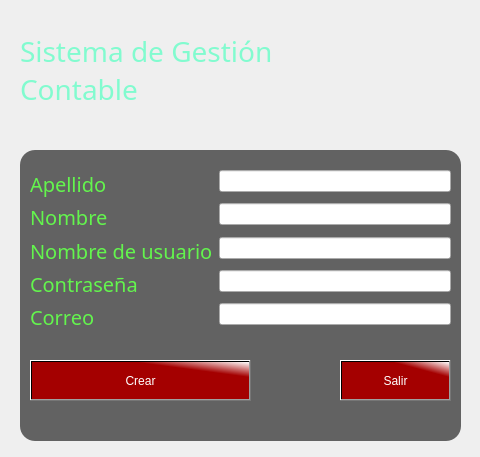
Above: ventana_crear_cuenta.ui from darkeruz/SGC_python before the change. Below: the same form after it.
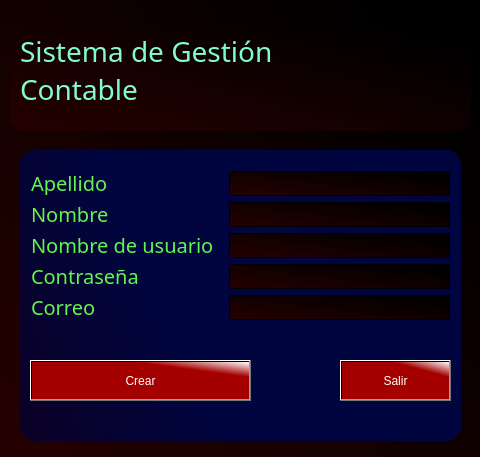
That is the form after the change. Icons and pictures are not drawn.

Commit message: cambie la imagen de fondo de los ui por un gradiente debido a que no sé por que no me tomaba el fondo a la hora de programarlo de la manera "correcta"...

The edit to the form file:
```diff
--- a/ventana_crear_cuenta.ui
+++ b/ventana_crear_cuenta.ui
@@ -31,7 +31,9 @@
   </property>
   <property name="styleSheet">
    <string notr="true">QWidget{
-	background-image: url(:/images/images/backgroundDarkRed.jpg);
+	background: qlineargradient(spread:pad, x1:0, y1:1, x2:0.946, y2:0.159, stop:0 rgba(37, 1, 0, 255), stop:1 rgba(0, 0, 0, 255));
+
+/*rgb(46, 52, 54)*/
 
 }
 
@@ -39,7 +41,7 @@
 	width: 260px;
     height: 260px;
     border-radius: 15px;
-    background: rgba(3,3,3,0.60);
+    background: qlineargradient(spread:pad, x1:0, y1:1, x2:0.445545, y2:0.863636, stop:0 rgba(11, 0, 37, 255), stop:1 rgba(0, 5, 64, 255));
     display: none;
 }
 
@@ -118,71 +120,123 @@
      <string>Salir</string>
     </property>
    </widget>
-   <widget class="QWidget" name="layoutWidget">
+   <widget class="QLabel" name="label_correo">
     <property name="geometry">
      <rect>
-      <x>10</x>
-      <y>20</y>
-      <width>421</width>
-      <height>161</height>
+      <x>11</x>
+      <y>145</y>
+      <width>68</width>
+      <height>24</height>
      </rect>
     </property>
-    <layout class="QFormLayout" name="formLayout">
-     <item row="0" column="0">
-      <widget class="QLabel" name="label_nombre">
        <property name="text">
-        <string>Apellido</string>
-       </property>
-      </widget>
-     </item>
-     <item row="0" column="1">
-      <widget class="QLineEdit" name="lineEdit_apellido"/>
-     </item>
-     <item row="1" column="0">
+     <string>Correo</string>
+    </property>
+   </widget>
       <widget class="QLabel" name="label_apellido">
+    <property name="geometry">
+     <rect>
+      <x>11</x>
+      <y>52</y>
+      <width>80</width>
+      <height>24</height>
+     </rect>
+    </property>
        <property name="text">
         <string>Nombre</string>
        </property>
       </widget>
-     </item>
-     <item row="1" column="1">
-      <widget class="QLineEdit" name="lineEdit_nombre"/>
-     </item>
-     <item row="2" column="0">
+   <widget class="QLineEdit" name="lineEdit_apellido">
+    <property name="geometry">
+     <rect>
+      <x>209</x>
+      <y>21</y>
+      <width>221</width>
+      <height>25</height>
+     </rect>
+    </property>
+   </widget>
       <widget class="QLabel" name="label_nombre_usuario">
+    <property name="geometry">
+     <rect>
+      <x>11</x>
+      <y>83</y>
+      <width>192</width>
+      <height>24</height>
+     </rect>
+    </property>
        <property name="text">
         <string>Nombre de usuario</string>
        </property>
       </widget>
-     </item>
-     <item row="2" column="1">
-      <widget class="QLineEdit" name="lineEdit_nombre_usuario"/>
-     </item>
-     <item row="3" column="0">
       <widget class="QLabel" name="label_password">
+    <property name="geometry">
+     <rect>
+      <x>11</x>
+      <y>114</y>
+      <width>115</width>
+      <height>24</height>
+     </rect>
+    </property>
        <property name="text">
         <string>Contraseña</string>
        </property>
       </widget>
-     </item>
-     <item row="3" column="1">
+   <widget class="QLineEdit" name="lineEdit_nombre">
+    <property name="geometry">
+     <rect>
+      <x>209</x>
+      <y>52</y>
+      <width>221</width>
+      <height>25</height>
+     </rect>
+    </property>
+   </widget>
+   <widget class="QLineEdit" name="lineEdit_nombre_usuario">
+    <property name="geometry">
+     <rect>
+      <x>209</x>
+      <y>83</y>
+      <width>221</width>
+      <height>25</height>
+     </rect>
+    </property>
+   </widget>
+   <widget class="QLabel" name="label_nombre">
+    <property name="geometry">
+     <rect>
+      <x>11</x>
+      <y>21</y>
+      <width>81</width>
+      <height>24</height>
+     </rect>
+    </property>
+    <property name="text">
+     <string>Apellido</string>
+    </property>
+   </widget>
       <widget class="QLineEdit" name="lineEdit_password">
+    <property name="geometry">
+     <rect>
+      <x>209</x>
+      <y>114</y>
+      <width>221</width>
+      <height>25</height>
+     </rect>
+    </property>
        <property name="echoMode">
         <enum>QLineEdit::Password</enum>
        </property>
       </widget>
-     </item>
-     <item row="4" column="0">
-      <widget class="QLabel" name="label_correo">
-       <property name="text">
-        <string>Correo</string>
-       </property>
-      </widget>
-     </item>
-     <item row="4" column="1">
-      <widget class="QLineEdit" name="lineEdit_correo"/>
-     </item>
-    </layout>
+   <widget class="QLineEdit" name="lineEdit_correo">
+    <property name="geometry">
+     <rect>
+      <x>209</x>
+      <y>145</y>
+      <width>221</width>
+      <height>25</height>
+     </rect>
+    </property>
    </widget>
   </widget>
   <widget class="QFrame" name="frame_top">
```
Lines whose indentation alone changed are shown as unchanged. The commit also changes 7 other files.
